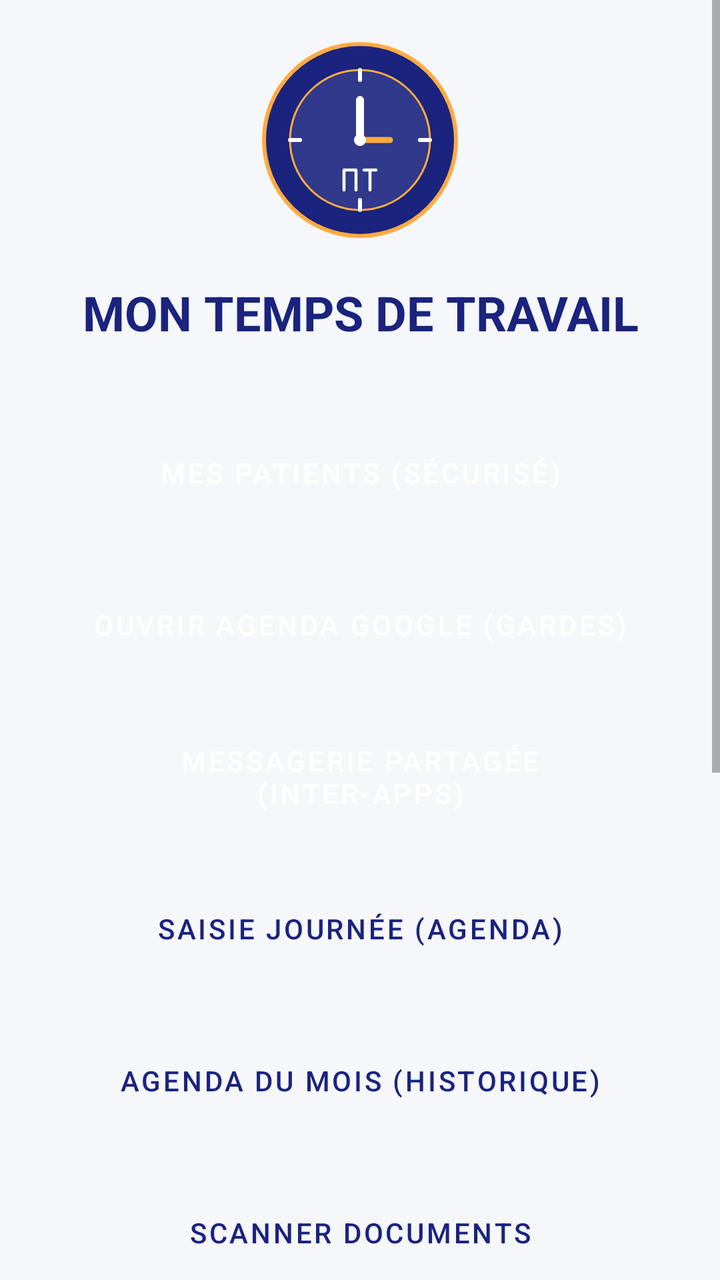
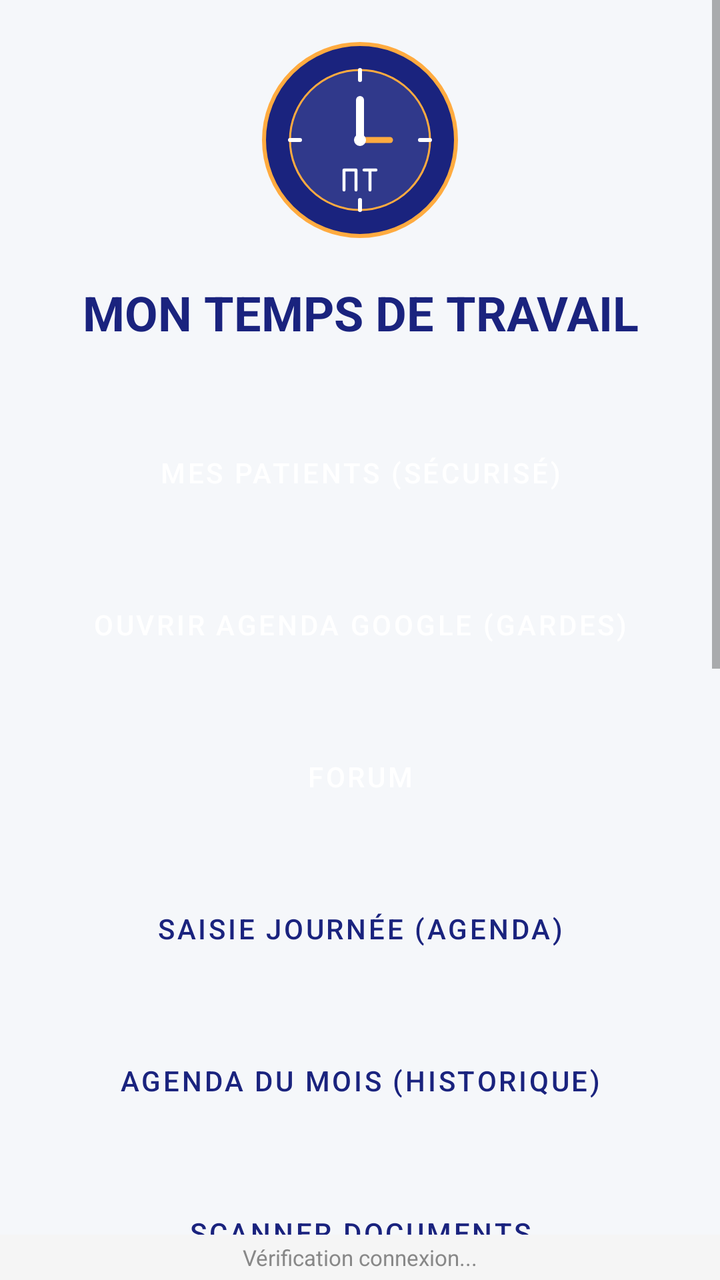

Two renders of the same Android screen: before a commit and after it. Below are the layout's source before the change and the commit's diff.
<!-- AndroidManifest.xml: application theme Theme.ExpertSuivi -->
<!-- res/layout/activity_main.xml -->
<?xml version="1.0" encoding="utf-8"?>
<ScrollView xmlns:android="http://schemas.android.com/apk/res/android"
    xmlns:app="http://schemas.android.com/apk/res-auto"
    android:layout_width="match_parent"
    android:layout_height="match_parent"
    android:fitsSystemWindows="true"
    android:background="@color/background_light"
    android:scrollbars="vertical"
    android:scrollbarStyle="outsideOverlay">

    <LinearLayout
        android:layout_width="match_parent"
        android:layout_height="wrap_content"
        android:orientation="vertical"
        android:gravity="center_horizontal"
        android:padding="20dp"
        android:paddingBottom="40dp">

        
        <com.google.android.material.card.MaterialCardView
            android:id="@+id/cardYesterdayAlert"
            android:layout_width="match_parent"
            android:layout_height="wrap_content"
            android:layout_marginTop="8dp"
            android:layout_marginBottom="24dp"
            android:visibility="gone"
            app:cardBackgroundColor="#FFF9C4"
            app:cardCornerRadius="8dp"
            app:cardElevation="4dp"
            app:strokeWidth="1dp"
            app:strokeColor="#FBC02D">

            <LinearLayout
                android:layout_width="match_parent"
                android:layout_height="wrap_content"
                android:orientation="horizontal"
                android:padding="12dp"
                android:gravity="center_vertical">

                <ImageView
                    android:layout_width="24dp"
                    android:layout_height="24dp"
                    android:src="@android:drawable/ic_dialog_alert"
                    app:tint="#F57F17"/>

                <TextView
                    android:id="@+id/tvAlertMessage"
                    android:layout_width="0dp"
                    android:layout_height="wrap_content"
                    android:layout_weight="1"
                    android:layout_marginStart="12dp"
                    android:text="Journée d'hier non saisie !"
                    android:textColor="#F57F17"
                    android:textStyle="bold"
                    android:textSize="13sp"/>

                <Button
                    android:id="@+id/btnFixYesterday"
                    android:layout_width="wrap_content"
                    android:layout_height="36dp"
                    android:text="SAISIR"
                    android:textSize="10sp"
                    android:paddingHorizontal="8dp"
                    style="@style/Widget.MaterialComponents.Button"/>

                <ImageButton
                    android:id="@+id/btnCloseAlert"
                    android:layout_width="32dp"
                    android:layout_height="32dp"
                    android:src="@android:drawable/ic_menu_close_clear_cancel"
                    android:background="?attr/selectableItemBackgroundBorderless"
                    app:tint="#666666"
                    android:layout_marginStart="8dp"/>
            </LinearLayout>
        </com.google.android.material.card.MaterialCardView>

        <ImageView
            android:layout_width="100dp"
            android:layout_height="100dp"
            android:src="@drawable/ic_app_logo"
            android:layout_marginBottom="12dp"
            android:contentDescription="Logo App"/>

        <TextView
            android:layout_width="match_parent"
            android:layout_height="wrap_content"
            android:text="MON TEMPS DE TRAVAIL"
            android:textSize="24sp"
            android:textStyle="bold"
            android:textColor="@color/brand_primary"
            android:gravity="center"
            android:layout_marginTop="8dp"
            android:layout_marginBottom="32dp"/>

        <Button
            android:id="@+id/btnGoToClients"
            android:layout_width="match_parent"
            android:layout_height="64dp"
            android:text="MES PATIENTS (SÉCURISÉ)"
            android:layout_marginBottom="12dp"
            style="@style/Widget.MaterialComponents.Button"/>

        <Button
            android:id="@+id/btnOpenGoogleCalendar"
            android:layout_width="match_parent"
            android:layout_height="64dp"
            android:text="OUVRIR AGENDA GOOGLE (GARDES)"
            android:layout_marginBottom="12dp"
            android:textColor="@color/white"
            android:backgroundTint="#4285F4"
            app:icon="@android:drawable/ic_menu_today"
            style="@style/Widget.MaterialComponents.Button"/>

        <Button
            android:id="@+id/btnGoToSharedMessaging"
            android:layout_width="match_parent"
            android:layout_height="64dp"
            android:text="MESSAGERIE PARTAGÉE (INTER-APPS)"
            android:layout_marginBottom="12dp"
            android:textColor="@color/white"
            android:backgroundTint="#4CAF50"
            app:icon="@android:drawable/ic_menu_send"
            style="@style/Widget.MaterialComponents.Button"/>

        <Button
            android:id="@+id/btnGoToAgenda"
            android:layout_width="match_parent"
            android:layout_height="64dp"
            android:text="SAISIE JOURNÉE (AGENDA)"
            android:layout_marginBottom="12dp"
            style="@style/Widget.MaterialComponents.Button.OutlinedButton"/>

        <Button
            android:id="@+id/btnGoToWorkHistory"
            android:layout_width="match_parent"
            android:layout_height="64dp"
            android:text="AGENDA DU MOIS (HISTORIQUE)"
            android:layout_marginBottom="12dp"
            style="@style/Widget.MaterialComponents.Button.OutlinedButton"/>

        <Button
            android:id="@+id/btnGoToScanner"
            android:layout_width="match_parent"
            android:layout_height="64dp"
            android:text="@string/menu_scanner"
            android:layout_marginBottom="12dp"
            style="@style/Widget.MaterialComponents.Button.OutlinedButton"/>

        <Button
            android:id="@+id/btnGoToSalary"
            android:layout_width="match_parent"
            android:layout_height="64dp"
            android:text="@string/menu_salaire"
            android:layout_marginBottom="12dp"
            style="@style/Widget.MaterialComponents.Button.OutlinedButton"/>

        <Button
            android:id="@+id/btnGoToStats"
            android:layout_width="match_parent"
            android:layout_height="64dp"
            android:text="@string/menu_stats"
            android:layout_marginBottom="12dp"
            style="@style/Widget.MaterialComponents.Button.OutlinedButton"/>

        <Button
            android:id="@+id/btnGoToLieux"
            android:layout_width="match_parent"
            android:layout_height="64dp"
            android:text="@string/menu_lieux"
            android:layout_marginBottom="12dp"
            style="@style/Widget.MaterialComponents.Button.OutlinedButton"/>

        <Button
            android:id="@+id/btnGoToDocs"
            android:layout_width="match_parent"
            android:layout_height="64dp"
            android:text="@string/menu_docs"
            android:layout_marginBottom="12dp"
            style="@style/Widget.MaterialComponents.Button.OutlinedButton"/>

        <Button
            android:id="@+id/btnGoToCollegues"
            android:layout_width="match_parent"
            android:layout_height="64dp"
            android:text="@string/menu_collegues"
            android:layout_marginBottom="12dp"
            style="@style/Widget.MaterialComponents.Button.OutlinedButton"/>

    </LinearLayout>
</ScrollView>
<!-- resources referenced by this layout -->
<resources>
  <color name="background_light">#F5F7FA</color>
  <color name="brand_primary">#1A237E</color>
  <color name="white">#FFFFFF</color>
  <!-- drawable ic_app_logo (drawable) -->
  <?xml version="1.0" encoding="utf-8"?>
  <vector xmlns:android="http://schemas.android.com/apk/res/android"
      android:width="512dp"
      android:height="512dp"
      android:viewportWidth="100"
      android:viewportHeight="100">
  
      
      <path
          android:pathData="M50,50m-48,0a48,48 0,1,1 96,0a48,48 0,1,1 -96,0"
          android:fillColor="#1A237E"
          android:strokeColor="#FFAB40"
          android:strokeWidth="2"/>
  
      
      <path
          android:pathData="M50,50m-35,0a35,35 0,1,1 70,0a35,35 0,1,1 -70,0"
          android:strokeColor="#FFAB40"
          android:strokeWidth="1"
          android:fillAlpha="0.1"
          android:fillColor="#FFFFFF"/>
  
      
      <path android:pathData="M50,15 L50,20 M85,50 L80,50 M50,85 L50,80 M15,50 L20,50"
            android:strokeColor="#FFFFFF" android:strokeWidth="2" android:strokeLineCap="round"/>
  
      
      <path
          android:pathData="M50,50 L50,30"
          android:strokeColor="#FFFFFF"
          android:strokeWidth="4"
          android:strokeLineCap="round"/>
      <path
          android:pathData="M50,50 L65,50"
          android:strokeColor="#FFAB40"
          android:strokeWidth="3"
          android:strokeLineCap="round"/>
  
      
      <path
          android:pathData="M50,50m-3,0a3,3 0,1,1 6,0a3,3 0,1,1 -6,0"
          android:fillColor="#FFFFFF"/>
  
      
      <path
          android:pathData="M42,65 L42,75 M42,65 L48,65 M48,65 L48,75 M52,65 L58,65 M55,65 L55,75"
          android:strokeColor="#FFFFFF"
          android:strokeWidth="1.5"
          android:strokeLineCap="round"/>
  
  </vector>
  <string name="menu_collegues">Mes Collègues</string>
  <string name="menu_docs">Documents Obligatoires</string>
  <string name="menu_lieux">Mes Codes Lieux</string>
  <string name="menu_salaire">Calcul du Salaire</string>
  <string name="menu_scanner">Scanner Documents</string>
  <string name="menu_stats">Statistiques &amp; Graphiques</string>
  <style name="Theme.ExpertSuivi" parent="Theme.MaterialComponents.DayNight.DarkActionBar">
          <item name="colorPrimary">@color/brand_primary</item>
          <item name="colorPrimaryVariant">@color/brand_secondary</item>
          <item name="colorOnPrimary">@color/white</item>
          <item name="colorSecondary">@color/brand_accent</item>
          <item name="android:statusBarColor">?attr/colorPrimaryVariant</item>
      </style>
  <color name="brand_secondary">#0D47A1</color>
  <color name="brand_accent">#FFAB40</color>
</resources>

<!-- the commit's change to res/layout/activity_main.xml (unified diff, before → after) -->
@@ -1,190 +1,234 @@
 <?xml version="1.0" encoding="utf-8"?>
-<ScrollView xmlns:android="http://schemas.android.com/apk/res/android"
+<RelativeLayout xmlns:android="http://schemas.android.com/apk/res/android"
     xmlns:app="http://schemas.android.com/apk/res-auto"
     android:layout_width="match_parent"
     android:layout_height="match_parent"
     android:fitsSystemWindows="true"
-    android:background="@color/background_light"
-    android:scrollbars="vertical"
-    android:scrollbarStyle="outsideOverlay">
-
-    <LinearLayout
+    android:background="@color/background_light">
+
+    <androidx.core.widget.NestedScrollView
+        android:layout_width="match_parent"
+        android:layout_height="match_parent"
+        android:layout_above="@+id/tvConnectionStatus"
+        android:fillViewport="true"
+        android:scrollbars="vertical"
+        android:scrollbarStyle="outsideOverlay">
+
+        <LinearLayout
+            android:layout_width="match_parent"
+            android:layout_height="wrap_content"
+            android:orientation="vertical"
+            android:gravity="center_horizontal"
+            android:padding="20dp"
+            android:paddingBottom="40dp">
+
+            
+            <com.google.android.material.card.MaterialCardView
+                android:id="@+id/cardYesterdayAlert"
+                android:layout_width="match_parent"
+                android:layout_height="wrap_content"
+                android:layout_marginTop="8dp"
+                android:layout_marginBottom="24dp"
+                android:visibility="gone"
+                app:cardBackgroundColor="#FFF9C4"
+                app:cardCornerRadius="8dp"
+                app:cardElevation="4dp"
+                app:strokeWidth="1dp"
+                app:strokeColor="#FBC02D">
+                
+                <LinearLayout
+                    android:layout_width="match_parent"
+                    android:layout_height="wrap_content"
+                    android:orientation="horizontal"
+                    android:padding="12dp"
+                    android:gravity="center_vertical">
+
+                    <ImageView
+                        android:layout_width="24dp"
+                        android:layout_height="24dp"
+                        android:src="@android:drawable/ic_dialog_alert"
+                        app:tint="#F57F17"/>
+
+                    <TextView
+                        android:id="@+id/tvAlertMessage"
+                        android:layout_width="0dp"
+                        android:layout_height="wrap_content"
+                        android:layout_weight="1"
+                        android:layout_marginStart="12dp"
+                        android:text="Journée d'hier non saisie !"
+                        android:textColor="#F57F17"
+                        android:textStyle="bold"
+                        android:textSize="13sp"/>
+
+                    <Button
+                        android:id="@+id/btnFixYesterday"
+                        android:layout_width="wrap_content"
+                        android:layout_height="36dp"
+                        android:text="SAISIR"
+                        android:textSize="10sp"
+                        android:paddingHorizontal="8dp"
+                        style="@style/Widget.MaterialComponents.Button"/>
+
+                    <ImageButton
+                        android:id="@+id/btnCloseAlert"
+                        android:layout_width="32dp"
+                        android:layout_height="32dp"
+                        android:src="@android:drawable/ic_menu_close_clear_cancel"
+                        android:background="?attr/selectableItemBackgroundBorderless"
+                        app:tint="#666666"
+                        android:layout_marginStart="8dp"/>
+                </LinearLayout>
+            </com.google.android.material.card.MaterialCardView>
+
+            <ImageView
+                android:layout_width="100dp"
+                android:layout_height="100dp"
+                android:src="@drawable/ic_app_logo"
+                android:layout_marginBottom="12dp"
+                android:contentDescription="Logo App"/>
+
+            <TextView
+                android:layout_width="match_parent"
+                android:layout_height="wrap_content"
+                android:text="MON TEMPS DE TRAVAIL"
+                android:textSize="24sp"
+                android:textStyle="bold"
+                android:textColor="@color/brand_primary"
+                android:gravity="center"
+                android:layout_marginTop="8dp"
+                android:layout_marginBottom="32dp"/>
+
+            <Button
+                android:id="@+id/btnGoToClients"
+                android:layout_width="match_parent"
+                android:layout_height="64dp"
+                android:text="MES PATIENTS (SÉCURISÉ)"
+                android:layout_marginBottom="12dp"
+                style="@style/Widget.MaterialComponents.Button"/>
+
+            <Button
+                android:id="@+id/btnOpenGoogleCalendar"
+                android:layout_width="match_parent"
+                android:layout_height="64dp"
+                android:text="OUVRIR AGENDA GOOGLE (GARDES)"
+                android:layout_marginBottom="12dp"
+                android:textColor="@color/white"
+                android:backgroundTint="#4285F4"
+                app:icon="@android:drawable/ic_menu_today"
+                style="@style/Widget.MaterialComponents.Button"/>
+
+            <Button
+                android:id="@+id/btnGoToSharedMessaging"
+                android:layout_width="match_parent"
+                android:layout_height="64dp"
+                android:text="FORUM"
+                android:layout_marginBottom="12dp"
+                android:textColor="@color/white"
+                android:backgroundTint="#4CAF50"
+                app:icon="@android:drawable/ic_menu_send"
+                style="@style/Widget.MaterialComponents.Button"/>
+
+            <Button
+                android:id="@+id/btnGoToAgenda"
+                android:layout_width="match_parent"
+                android:layout_height="64dp"
+                android:text="SAISIE JOURNÉE (AGENDA)"
+                android:layout_marginBottom="12dp"
+                style="@style/Widget.MaterialComponents.Button.OutlinedButton"/>
+
+            <Button
+                android:id="@+id/btnGoToWorkHistory"
+                android:layout_width="match_parent"
+                android:layout_height="64dp"
+                android:text="AGENDA DU MOIS (HISTORIQUE)"
+                android:layout_marginBottom="12dp"
+                style="@style/Widget.MaterialComponents.Button.OutlinedButton"/>
+
+            <Button
+                android:id="@+id/btnGoToScanner"
+                android:layout_width="match_parent"
+                android:layout_height="64dp"
+                android:text="@string/menu_scanner"
+                android:layout_marginBottom="12dp"
+                style="@style/Widget.MaterialComponents.Button.OutlinedButton"/>
+
+            <Button
+                android:id="@+id/btnGoToSalary"
+                android:layout_width="match_parent"
+                android:layout_height="64dp"
+                android:text="@string/menu_salaire"
+                android:layout_marginBottom="12dp"
+                style="@style/Widget.MaterialComponents.Button.OutlinedButton"/>
+
+            <Button
+                android:id="@+id/btnGoToStats"
+                android:layout_width="match_parent"
+                android:layout_height="64dp"
+                android:text="@string/menu_stats"
+                android:layout_marginBottom="12dp"
+                style="@style/Widget.MaterialComponents.Button.OutlinedButton"/>
+
+            <Button
+                android:id="@+id/btnGoToLieux"
+                android:layout_width="match_parent"
+                android:layout_height="64dp"
+                android:text="@string/menu_lieux"
+                android:layout_marginBottom="12dp"
+                style="@style/Widget.MaterialComponents.Button.OutlinedButton"/>
+
+            <Button
+                android:id="@+id/btnGoToDocs"
+                android:layout_width="match_parent"
+                android:layout_height="64dp"
+                android:text="@string/menu_docs"
+                android:layout_marginBottom="12dp"
+                style="@style/Widget.MaterialComponents.Button.OutlinedButton"/>
+
+            <Button
+                android:id="@+id/btnGoToCollegues"
+                android:layout_width="match_parent"
+                android:layout_height="64dp"
+                android:text="@string/menu_collegues"
+                android:layout_marginBottom="24dp"
+                style="@style/Widget.MaterialComponents.Button.OutlinedButton"/>
+
+            <Button
+                android:id="@+id/btnCheckUpdate"
+                android:layout_width="match_parent"
+                android:layout_height="56dp"
+                android:text="VÉRIFIER LES MISES À JOUR"
+                android:layout_marginBottom="12dp"
+                app:icon="@android:drawable/stat_sys_download"
+                app:iconTint="@color/grey_600"
+                android:textColor="@color/grey_600"
+                style="@style/Widget.MaterialComponents.Button.TextButton"/>
+
+            <Button
+                android:id="@+id/btnPublishUpdate"
+                android:layout_width="match_parent"
+                android:layout_height="56dp"
+                android:text="PUBLIER CETTE VERSION (MAÎTRE)"
+                android:layout_marginBottom="12dp"
+                android:visibility="gone"
+                app:icon="@android:drawable/ic_menu_upload"
+                app:iconTint="#E91E63"
+                android:textColor="#E91E63"
+                style="@style/Widget.MaterialComponents.Button.TextButton"/>
+
+        </LinearLayout>
+    </androidx.core.widget.NestedScrollView>
+
+    <TextView
+        android:id="@+id/tvConnectionStatus"
         android:layout_width="match_parent"
         android:layout_height="wrap_content"
-        android:orientation="vertical"
-        android:gravity="center_horizontal"
-        android:padding="20dp"
-        android:paddingBottom="40dp">
-
-        
-        <com.google.android.material.card.MaterialCardView
-            android:id="@+id/cardYesterdayAlert"
-            android:layout_width="match_parent"
-            android:layout_height="wrap_content"
-            android:layout_marginTop="8dp"
-            android:layout_marginBottom="24dp"
-            android:visibility="gone"
-            app:cardBackgroundColor="#FFF9C4"
-            app:cardCornerRadius="8dp"
-            app:cardElevation="4dp"
-            app:strokeWidth="1dp"
-            app:strokeColor="#FBC02D">
-
-            <LinearLayout
-                android:layout_width="match_parent"
-                android:layout_height="wrap_content"
-                android:orientation="horizontal"
-                android:padding="12dp"
-                android:gravity="center_vertical">
-
-                <ImageView
-                    android:layout_width="24dp"
-                    android:layout_height="24dp"
-                    android:src="@android:drawable/ic_dialog_alert"
-                    app:tint="#F57F17"/>
-
-                <TextView
-                    android:id="@+id/tvAlertMessage"
-                    android:layout_width="0dp"
-                    android:layout_height="wrap_content"
-                    android:layout_weight="1"
-                    android:layout_marginStart="12dp"
-                    android:text="Journée d'hier non saisie !"
-                    android:textColor="#F57F17"
-                    android:textStyle="bold"
-                    android:textSize="13sp"/>
-
-                <Button
-                    android:id="@+id/btnFixYesterday"
-                    android:layout_width="wrap_content"
-                    android:layout_height="36dp"
-                    android:text="SAISIR"
-                    android:textSize="10sp"
-                    android:paddingHorizontal="8dp"
-                    style="@style/Widget.MaterialComponents.Button"/>
-
-                <ImageButton
-                    android:id="@+id/btnCloseAlert"
-                    android:layout_width="32dp"
-                    android:layout_height="32dp"
-                    android:src="@android:drawable/ic_menu_close_clear_cancel"
-                    android:background="?attr/selectableItemBackgroundBorderless"
-                    app:tint="#666666"
-                    android:layout_marginStart="8dp"/>
-            </LinearLayout>
-        </com.google.android.material.card.MaterialCardView>
-
-        <ImageView
-            android:layout_width="100dp"
-            android:layout_height="100dp"
-            android:src="@drawable/ic_app_logo"
-            android:layout_marginBottom="12dp"
-            android:contentDescription="Logo App"/>
-
-        <TextView
-            android:layout_width="match_parent"
-            android:layout_height="wrap_content"
-            android:text="MON TEMPS DE TRAVAIL"
-            android:textSize="24sp"
-            android:textStyle="bold"
-            android:textColor="@color/brand_primary"
-            android:gravity="center"
-            android:layout_marginTop="8dp"
-            android:layout_marginBottom="32dp"/>
-
-        <Button
-            android:id="@+id/btnGoToClients"
-            android:layout_width="match_parent"
-            android:layout_height="64dp"
-            android:text="MES PATIENTS (SÉCURISÉ)"
-            android:layout_marginBottom="12dp"
-            style="@style/Widget.MaterialComponents.Button"/>
-
-        <Button
-            android:id="@+id/btnOpenGoogleCalendar"
-            android:layout_width="match_parent"
-            android:layout_height="64dp"
-            android:text="OUVRIR AGENDA GOOGLE (GARDES)"
-            android:layout_marginBottom="12dp"
-            android:textColor="@color/white"
-            android:backgroundTint="#4285F4"
-            app:icon="@android:drawable/ic_menu_today"
-            style="@style/Widget.MaterialComponents.Button"/>
-
-        <Button
-            android:id="@+id/btnGoToSharedMessaging"
-            android:layout_width="match_parent"
-            android:layout_height="64dp"
-            android:text="MESSAGERIE PARTAGÉE (INTER-APPS)"
-            android:layout_marginBottom="12dp"
-            android:textColor="@color/white"
-            android:backgroundTint="#4CAF50"
-            app:icon="@android:drawable/ic_menu_send"
-            style="@style/Widget.MaterialComponents.Button"/>
-
-        <Button
-            android:id="@+id/btnGoToAgenda"
-            android:layout_width="match_parent"
-            android:layout_height="64dp"
-            android:text="SAISIE JOURNÉE (AGENDA)"
-            android:layout_marginBottom="12dp"
-            style="@style/Widget.MaterialComponents.Button.OutlinedButton"/>
-
-        <Button
-            android:id="@+id/btnGoToWorkHistory"
-            android:layout_width="match_parent"
-            android:layout_height="64dp"
-            android:text="AGENDA DU MOIS (HISTORIQUE)"
-            android:layout_marginBottom="12dp"
-            style="@style/Widget.MaterialComponents.Button.OutlinedButton"/>
-
-        <Button
-            android:id="@+id/btnGoToScanner"
-            android:layout_width="match_parent"
-            android:layout_height="64dp"
-            android:text="@string/menu_scanner"
-            android:layout_marginBottom="12dp"
-            style="@style/Widget.MaterialComponents.Button.OutlinedButton"/>
-
-        <Button
-            android:id="@+id/btnGoToSalary"
-            android:layout_width="match_parent"
-            android:layout_height="64dp"
-            android:text="@string/menu_salaire"
-            android:layout_marginBottom="12dp"
-            style="@style/Widget.MaterialComponents.Button.OutlinedButton"/>
-
-        <Button
-            android:id="@+id/btnGoToStats"
-            android:layout_width="match_parent"
-            android:layout_height="64dp"
-            android:text="@string/menu_stats"
-            android:layout_marginBottom="12dp"
-            style="@style/Widget.MaterialComponents.Button.OutlinedButton"/>
-
-        <Button
-            android:id="@+id/btnGoToLieux"
-            android:layout_width="match_parent"
-            android:layout_height="64dp"
-            android:text="@string/menu_lieux"
-            android:layout_marginBottom="12dp"
-            style="@style/Widget.MaterialComponents.Button.OutlinedButton"/>
-
-        <Button
-            android:id="@+id/btnGoToDocs"
-            android:layout_width="match_parent"
-            android:layout_height="64dp"
-            android:text="@string/menu_docs"
-            android:layout_marginBottom="12dp"
-            style="@style/Widget.MaterialComponents.Button.OutlinedButton"/>
-
-        <Button
-            android:id="@+id/btnGoToCollegues"
-            android:layout_width="match_parent"
-            android:layout_height="64dp"
-            android:text="@string/menu_collegues"
-            android:layout_marginBottom="12dp"
-            style="@style/Widget.MaterialComponents.Button.OutlinedButton"/>
-
-    </LinearLayout>
-</ScrollView>
+        android:layout_alignParentBottom="true"
+        android:background="#F5F5F5"
+        android:gravity="center"
+        android:padding="4dp"
+        android:text="Vérification connexion..."
+        android:textColor="#888888"
+        android:textSize="11sp"
+        android:visibility="visible"/>
+
+</RelativeLayout>
<!-- resource entries referenced after the edit -->
@@ -2,6 +2,7 @@
 <resources>
   <color name="background_light">#F5F7FA</color>
   <color name="brand_primary">#1A237E</color>
+  <color name="grey_600">#757575</color>
   <color name="white">#FFFFFF</color>
   <!-- drawable ic_app_logo (drawable) -->
   <?xml version="1.0" encoding="utf-8"?>
